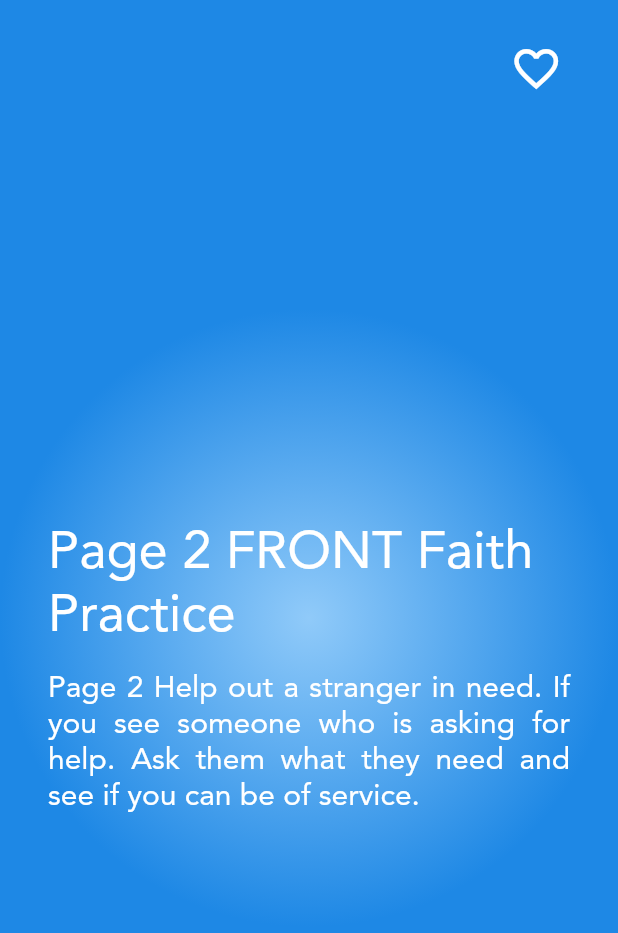
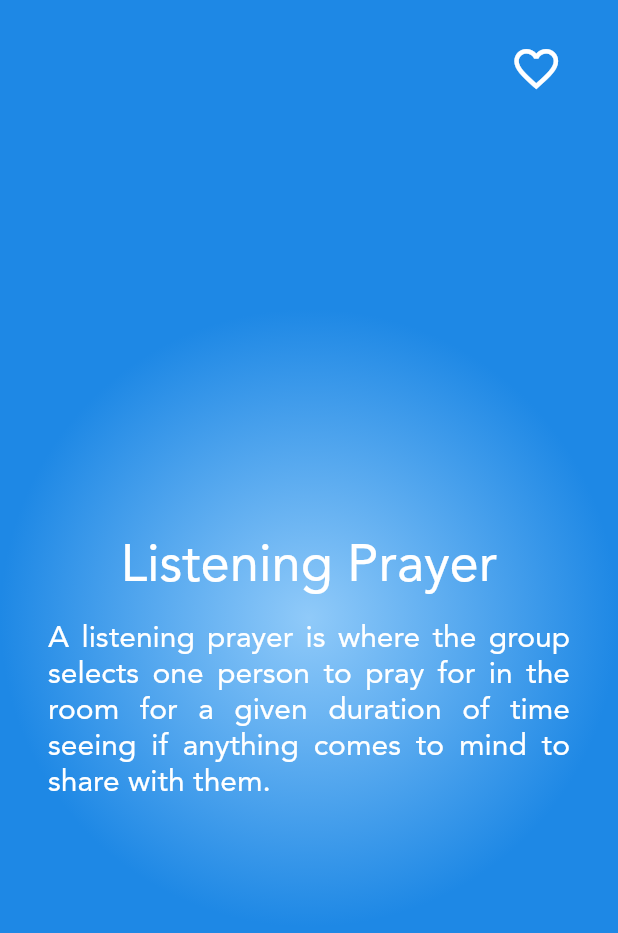
Before and after one commit to heavenya/inspire-flutter, a Flutter app: the screen it shows after launch, on a phone screen of 412 x 824 dp. Shown: the top 933 px of the screen. Run offline on Flutter 3.47's test engine with Material 2 defaults, Android fonts, the phone set to English and light mode, and no system bars; our stand-ins replace flutter_local_notifications, timezone; statements that could not run were skipped.

Commit message:
Updated Card Content

```diff
--- a/lib/utilities/globals.dart
+++ b/lib/utilities/globals.dart
@@ -5,44 +5,41 @@ import 'package:flutter/material.dart';
 String url = "https://heavenya.com/?form=donate";
 List<Map<String, dynamic>> quotes = [
   {
-    "front_title": "Page 1 FRONT Faith Practice",
-    "back_title": "Page 1 BACK TTILE Practice",
-    "back_description": "Page 1 BACK description",
+    "front_title": "Progressive Dinner",
+    "back_title": "Details To Consider",
+    "back_description": "Who do you want to go with? What application will you use to message them? What time are you going to meet? What are the addresses you are going to meet at? What address will people meet at initially? What should each people bring to be fully prepared? Should people have unique contribution responsibilities? "
     "front_description":
-        "PAGE 1 Help out a stranger in need. If you see someone who is asking for help. Ask them what they need and see if you can be of service.",
+        "A progressive dinner is where a dinner party with successive courses prepared and eaten at the residences of different hosts.",
     "color": [
       Colors.red.shade200,
       Colors.red.shade600,
     ],
   },
   {
-    "front_title": "Page 2 FRONT Faith Practice",
-    "back_title": "Page 2 BACK TTILE Practice",
-    "back_description": "Page 2 BACK description",
-    "front_description":
-        "Page 2 Help out a stranger in need. If you see someone who is asking for help. Ask them what they need and see if you can be of service.",
+    "front_title": "Listening Prayer",
+    "back_title": "Details To Consider",
+    "back_description": "Who do you want to go with? What application will you use to message them? What time are you going to meet? What is the address you are going to meet at? Do you want to have background music during this session? Approximately much time do you want to prayer and then share session to last for each person",
+        "front_description": "A listening prayer is where the group selects one person to pray for in the room for a given duration of time seeing if anything comes to mind to share with them.",
     "color": [
       Colors.blue.shade200,
       Colors.blue.shade600,
     ]
   },
   {
-    "front_title": "PAGE 3 FRONT Faith Practice",
-    "back_title": "PAGE 3 BACK TTILE Practice",
-    "back_description": "PAGE 3 BACK description",
-    "front_description":
-        "PAGE 3 Help out a stranger in need. If you see someone who is asking for help. Ask them what they need and see if you can be of service.",
+    "front_title": "Bible Project",
+    "back_title": "Details To Consider",
+    "back_description": "Is this a series that would have useful information for my small group? Is there a book in the bible that I would like to see animated? If so feel free to checkout https://www.youtube.com/c/bibleproject/featured.",
+        "front_description": "The bible project is a series of videos often accessed through YouTube that helps bring animated visualization to the Bible",
     "color": [
       Colors.green.shade200,
       Colors.green.shade600,
     ]
   },
   {
-    "front_title": "PAGE 4 FRONT Faith Practice",
-    "back_title": "PAGE 4 BACK TTILE Practice",
-    "back_description": "PAGE 4 BACK description",
-    "front_description":
-        "PAGE 4 Help out a stranger in need. If you see someone who is asking for help. Ask them what they need and see if you can be of service.",
+    "front_title": "Hike",
+    "back_title": "Details To Consider",
+    "back_description": "Who do you want to go with? What application will you use to message them? What time are you going to meet? What is the address you are going to meet at? What should people bring to be fully prepared? Side note there is an app called All Trails in the app store you can download to find local hiking trails near you https://www.alltrails.com/vv.",
+        "front_description": "Hiking is a great excercise activity to have quality conversations while exploring in nature.",
     "color": [
       Colors.purple.shade200,
       Colors.purple.shade600,
```
